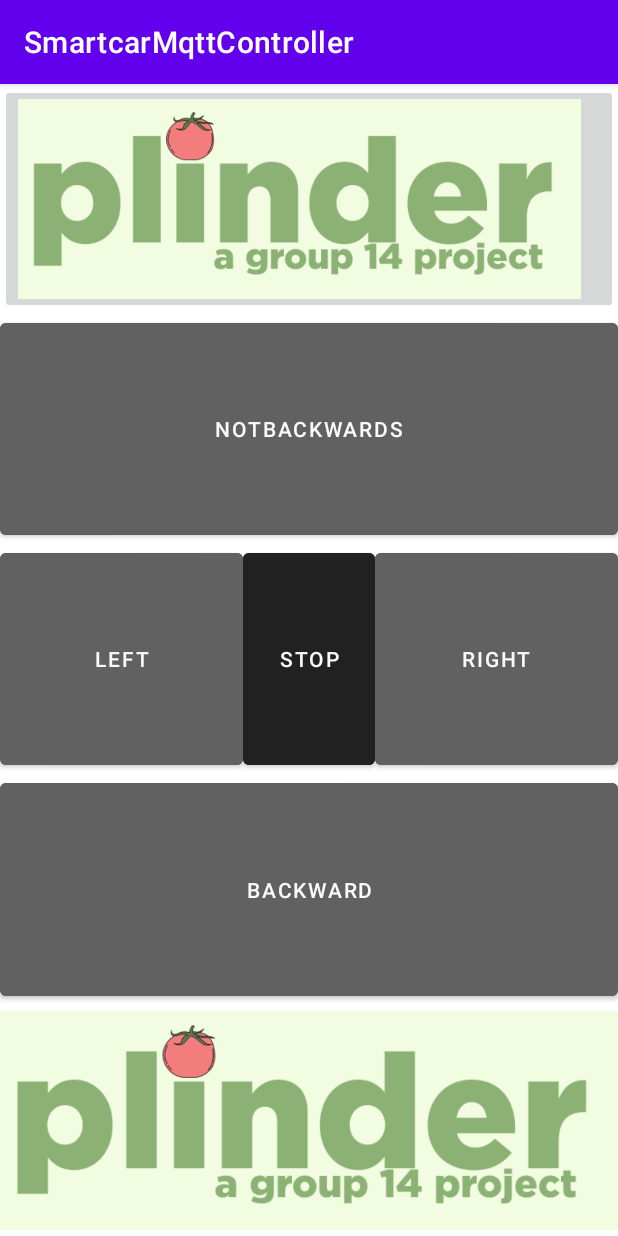
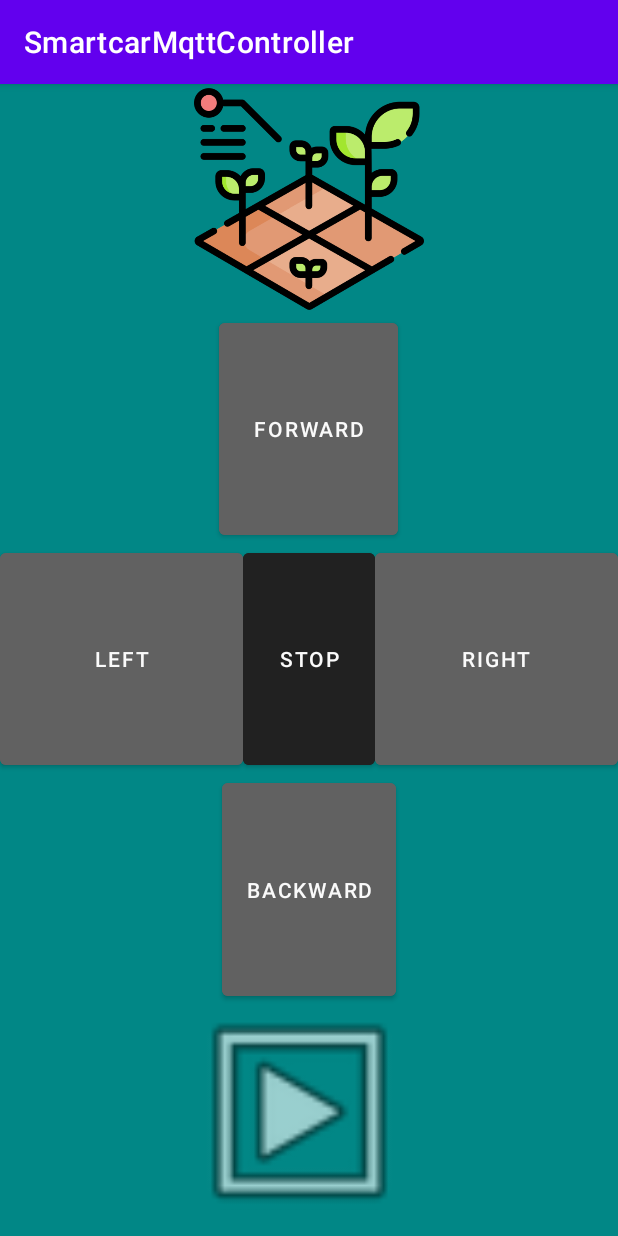
Before and after one commit to DIT113-V22/group-14, an Android app: the screen it shows after launch (MainActivity), on a phone screen of 412 x 824 dp. Run offline under Robolectric (Android 15) with nearby library versions, the phone set to English and light mode, and no system bars; libraries missing offline, so code that uses them is left out: org.eclipse.paho; 2 statements that could not run were skipped.

Commit message:
User story: Basic application GUI. As a user I want the application to have buttons for controlling the car so that I have an overview of available control commands.
closes #14

```diff
--- a/app/src/main/res/layout/activity_main.xml
+++ b/app/src/main/res/layout/activity_main.xml
@@ -9,25 +9,23 @@
     <LinearLayout
         android:layout_width="match_parent"
         android:layout_height="match_parent"
+        android:background="@color/teal_700"
+        android:gravity="center"
         android:orientation="vertical">
 
-        <ImageButton
-            android:id="@+id/imageButton"
+        <ImageView
                 android:layout_width="match_parent"
-            android:layout_height="0dp"
-            android:layout_weight="0.3"
-            android:scaleType="fitStart"
-            app:srcCompat="@drawable/plinder_4" />
-
+                android:layout_height="0dp" app:srcCompat="@drawable/logo" android:id="@+id/imageView4"
+                android:layout_weight="0.3"/>
         <Button
                 android:id="@+id/button11"
-            android:layout_width="match_parent"
+                android:layout_width="119dp"
                 android:layout_height="0dp"
                 android:layout_weight="0.3"
                 android:backgroundTint="#616161"
                 android:onClick="moveForward"
-            android:text="notBackwards"
-            android:textColor="#FAFAFA" />
+                android:text="FORWARD"
+                android:textColor="#FAFAFA"/>
 
         <LinearLayout
             android:layout_width="match_parent"
@@ -67,19 +65,17 @@
 
         <Button
                 android:id="@+id/button12"
-            android:layout_width="match_parent"
+                android:layout_width="wrap_content"
                 android:layout_height="0dp"
                 android:layout_weight="0.3"
                 android:textColor="#FAFAFA"
                 android:backgroundTint="#616161"
                 android:onClick="moveBackward"
-            android:text="Backward" />
+                android:text="Backward"/>
+        <ImageView
+                android:layout_width="match_parent"
+                android:layout_height="0dp" app:srcCompat="@android:drawable/ic_menu_slideshow"
+                android:id="@+id/imageView" android:layout_weight="0.3"/>
 
-        <ImageView
-            android:id="@+id/imageView"
-            android:layout_width="match_parent"
-            android:layout_height="0dp"
-            android:layout_weight="0.3"
-            app:srcCompat="@drawable/plinder_4" />
     </LinearLayout>
 </androidx.constraintlayout.widget.ConstraintLayout>
```
Also changed, not shown: app/src/main/res/drawable/logo.png (added). Lines whose indentation alone changed are shown as unchanged.
